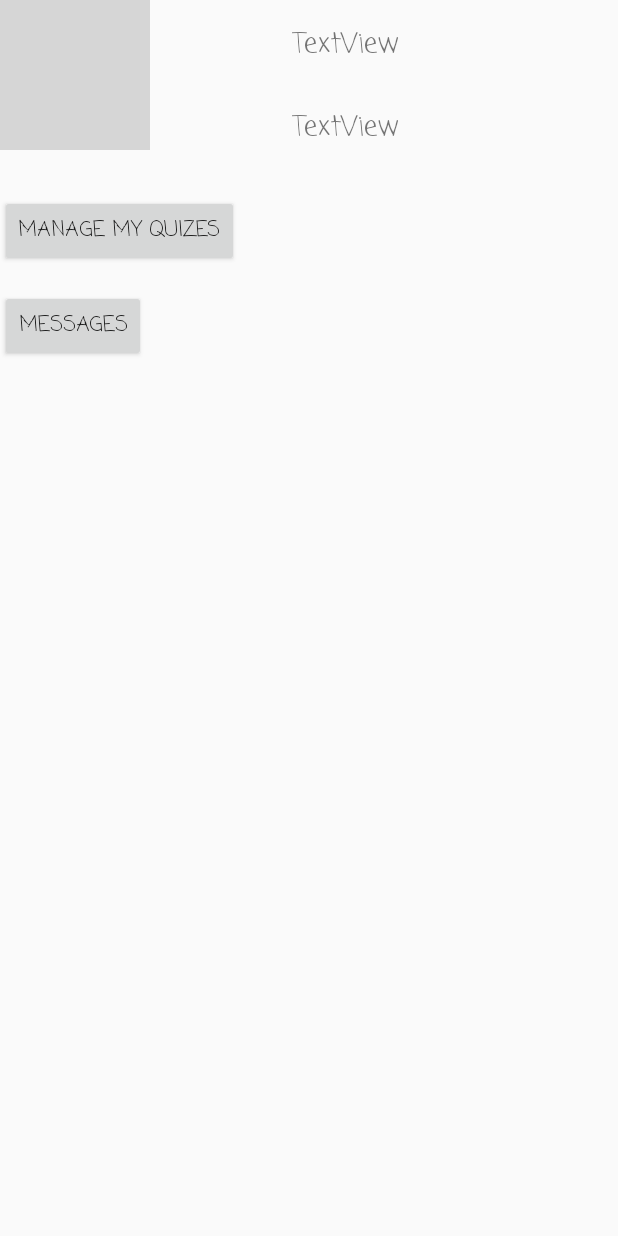
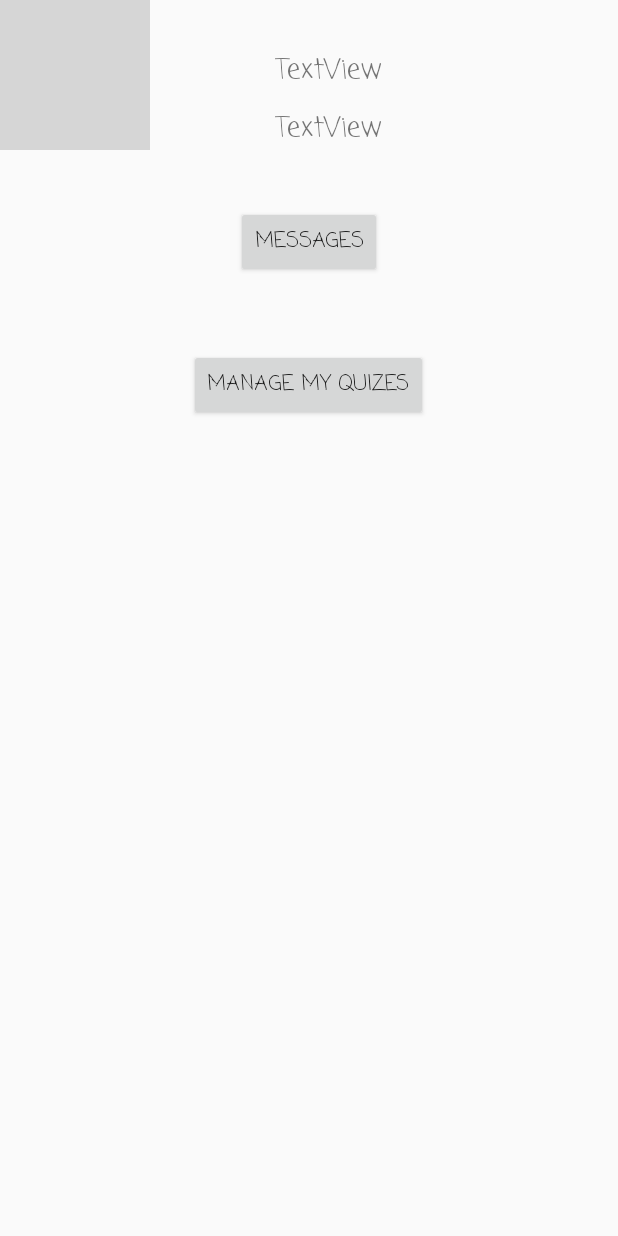
Before and after one commit to Menris/Quick_Quiz-master, an Android app: the layout tab1_profile.xml on its own in the app's theme, with its tools: preview values and no code run, on a phone screen of 412 x 824 dp. Run offline under Robolectric (Android 15) with nearby library versions, the phone set to English and light mode, and no system bars; grey boxes are pictures that could not be loaded.

```diff
--- a/app/src/main/AndroidManifest.xml
+++ b/app/src/main/AndroidManifest.xml
@@ -36,7 +36,8 @@
             android:name=".Tab_profile.tab1.Messages"
             android:label="@string/title_activity_messages"
             android:theme="@style/AppTheme" />
-        <activity android:name=".Tab_profile.tab1.ChatRoom"></activity>
+        <activity android:name=".Tab_profile.tab1.ChatRoom" />
+        <activity android:name=".BeaconConnect"></activity>
     </application>
 
 </manifest>
--- a/app/src/main/res/layout/activity_starting.xml
+++ b/app/src/main/res/layout/activity_starting.xml
@@ -64,6 +64,7 @@
         android:layout_marginBottom="23dp"
         android:background="@drawable/edittext"
         android:fontFamily="casual"
+        android:visibility="gone"
         android:text="Manage Group"
         android:textColor="@color/textColorPrimary"
         android:textStyle="normal|bold"
--- a/app/src/main/res/layout/tab1_profile.xml
+++ b/app/src/main/res/layout/tab1_profile.xml
@@ -13,43 +13,41 @@
         android:layout_alignParentTop="true"
         android:layout_alignParentStart="true" />
 
+    <TextView
+        android:text="TextView"
+        android:layout_width="wrap_content"
+        android:layout_height="wrap_content"
+        android:id="@+id/textView_userEmail"
+        android:textSize="18sp"
+        android:layout_alignBottom="@+id/imageView_userPhoto"
+        android:layout_alignStart="@+id/textView_userName" />
+
+    <TextView
+        android:text="TextView"
+        android:layout_width="wrap_content"
+        android:layout_height="wrap_content"
+        android:id="@+id/textView_userName"
+        android:textSize="18sp"
+        android:layout_marginTop="33dp"
+        android:layout_alignParentTop="true"
+        android:layout_alignEnd="@+id/btn_messages" />
+
+    <Button
+        android:text="Messages"
+        android:layout_width="wrap_content"
+        android:layout_height="wrap_content"
+        android:id="@+id/btn_messages"
+        android:layout_below="@+id/textView_userEmail"
+        android:layout_centerHorizontal="true"
+        android:layout_marginTop="37dp" />
+
     <Button
         android:text="Manage my quizes"
         android:layout_width="wrap_content"
         android:layout_height="wrap_content"
         android:id="@+id/btn_myQuizes"
-        android:layout_below="@+id/imageView_userPhoto"
-        android:layout_alignParentStart="true"
-        android:layout_marginTop="30dp" />
-
-    <TextView
-        android:text="TextView"
-        android:layout_width="wrap_content"
-        android:layout_height="wrap_content"
-        android:id="@+id/textView_userEmail"
-        android:layout_below="@+id/textView_userName"
-        android:layout_alignStart="@+id/textView_userName"
-        android:layout_marginTop="27dp"
-        android:textSize="18sp" />
-
-    <TextView
-        android:text="TextView"
-        android:layout_width="wrap_content"
-        android:layout_height="wrap_content"
-        android:layout_marginStart="35dp"
-        android:id="@+id/textView_userName"
-        android:layout_alignParentTop="true"
-        android:layout_toEndOf="@+id/btn_myQuizes"
-        android:layout_marginTop="16dp"
-        android:textSize="18sp" />
-
-    <Button
-        android:text="Messages"
-        android:layout_width="wrap_content"
-        android:layout_height="wrap_content"
-        android:layout_below="@+id/btn_myQuizes"
-        android:layout_alignParentStart="true"
-        android:layout_marginTop="15dp"
-        android:id="@+id/btn_messages" />
+        android:layout_below="@+id/btn_messages"
+        android:layout_centerHorizontal="true"
+        android:layout_marginTop="47dp" />
 
 </RelativeLayout>
```
Also changed, not shown: app/src/main/java/com/project/ad/testing_app_project/BeaconConnect.java (added, +203 -0 lines), app/src/main/java/com/project/ad/testing_app_project/Starting.java (+22 -149 lines), app/src/main/java/com/project/ad/testing_app_project/Tab_profile/tab1/ChatRoom.java (+12 -4 lines), app/src/main/java/com/project/ad/testing_app_project/Tab_profile/tab1/Messages.java (+59 -7 lines), app/src/main/java/com/project/ad/testing_app_project/Test/Quiz.java (+25 -0 lines), app/src/main/res/layout/activity_beacon_connect.xml (added, +13 -0 lines).
